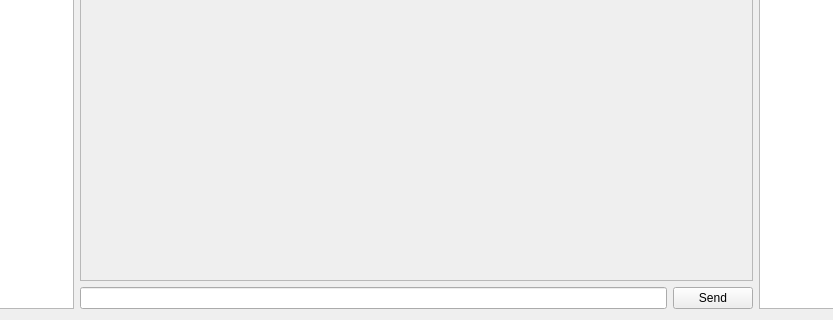
Before: the Qt Designer form ChatIRC/mainframe.ui in Phoenix63/IRC-like, drawn with Qt 5; both pictures show x 87 to 920 and y 250 to 570 of the 1007 by 570 pixel window.
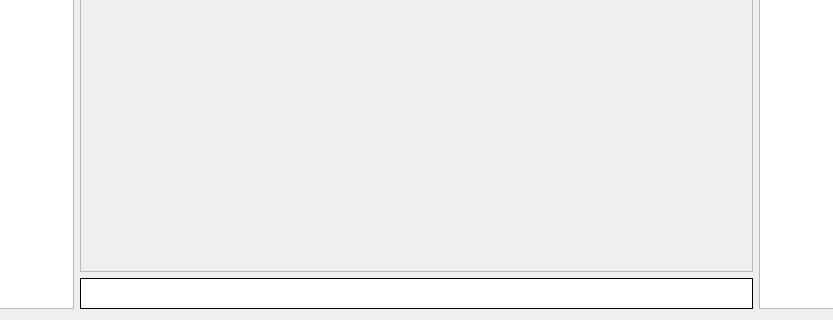
After: the same form once the commit is applied.

Commit message: parseur::out and message box refactored

```diff
--- a/ChatIRC/mainframe.ui
+++ b/ChatIRC/mainframe.ui
@@ -57,7 +57,7 @@
            <x>0</x>
            <y>0</y>
            <width>673</width>
-           <height>470</height>
+           <height>464</height>
           </rect>
          </property>
          <layout class="QVBoxLayout" name="verticalLayout_2">
@@ -82,18 +82,78 @@
        </widget>
       </item>
       <item>
+       <widget class="QFrame" name="MessageBox">
+        <property name="minimumSize">
+         <size>
+          <width>0</width>
+          <height>0</height>
+         </size>
+        </property>
+        <property name="maximumSize">
+         <size>
+          <width>16777215</width>
+          <height>1677215</height>
+         </size>
+        </property>
+        <property name="styleSheet">
+         <string notr="true">background-color: rgba(255,255,255);</string>
+        </property>
+        <property name="frameShape">
+         <enum>QFrame::Box</enum>
+        </property>
        <layout class="QHBoxLayout" name="horizontalLayout_2">
+         <property name="spacing">
+          <number>6</number>
+         </property>
+         <property name="topMargin">
+          <number>4</number>
+         </property>
+         <property name="bottomMargin">
+          <number>5</number>
+         </property>
         <item>
-         <widget class="QLineEdit" name="messageSender"/>
+          <widget class="QLineEdit" name="messageSender">
+           <property name="minimumSize">
+            <size>
+             <width>0</width>
+             <height>20</height>
+            </size>
+           </property>
+           <property name="maximumSize">
+            <size>
+             <width>16777215</width>
+             <height>20</height>
+            </size>
+           </property>
+           <property name="styleSheet">
+            <string notr="true"> background-color: rgba(255, 255, 255, 0);</string>
+           </property>
+           <property name="frame">
+            <bool>false</bool>
+           </property>
+          </widget>
         </item>
         <item>
          <widget class="QPushButton" name="pushButton_send">
-          <property name="text">
-           <string>Send</string>
+           <property name="minimumSize">
+            <size>
+             <width>0</width>
+             <height>20</height>
+            </size>
+           </property>
+           <property name="maximumSize">
+            <size>
+             <width>16777215</width>
+             <height>20</height>
+            </size>
+           </property>
+           <property name="flat">
+            <bool>true</bool>
           </property>
          </widget>
         </item>
        </layout>
+       </widget>
       </item>
      </layout>
     </item>
```
Lines whose indentation alone changed are shown as unchanged. The commit also changes 6 other files.
